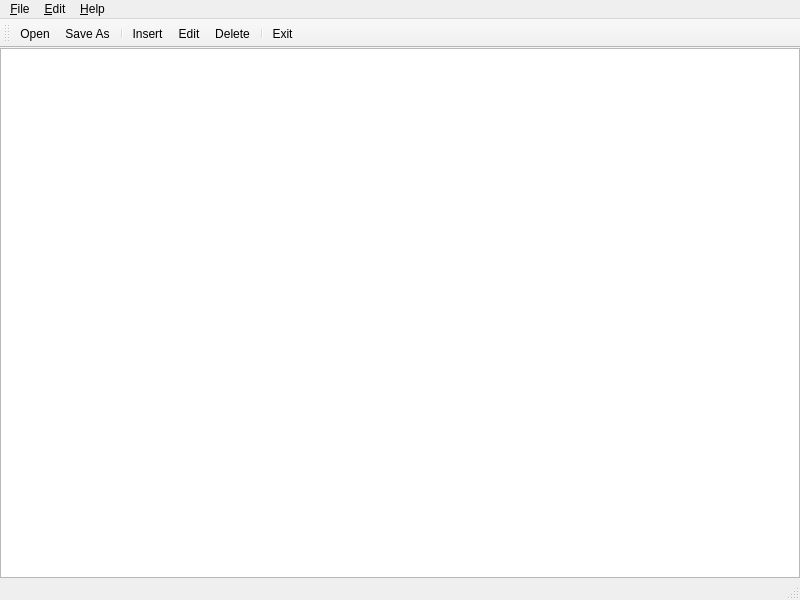
First picture: the form in dicomtreeQT5.ui, repository alanphys/DicomTreeQT5, before the edit.
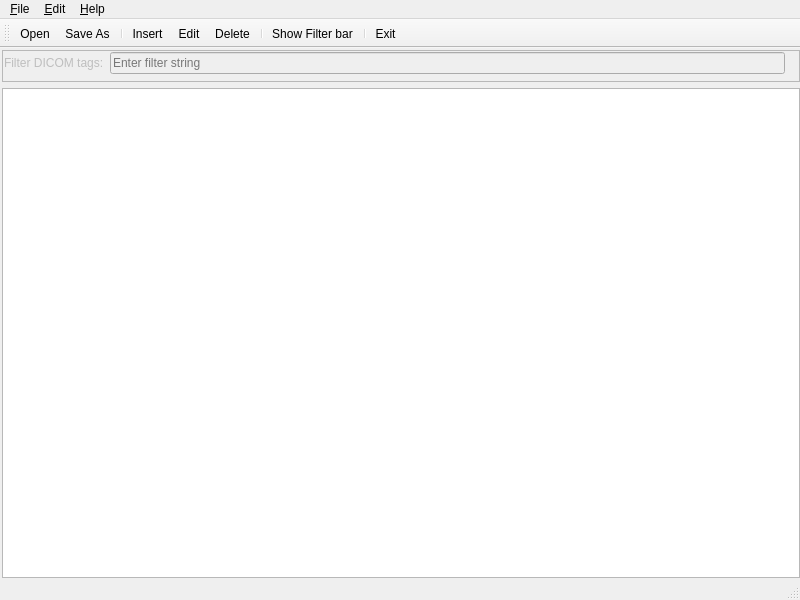
Second picture: the form after the edit. Icons and pictures are not drawn.

Diff of the .ui file:
```diff
--- a/dicomtreeQT5.ui
+++ b/dicomtreeQT5.ui
@@ -31,7 +31,84 @@
      <number>0</number>
     </property>
     <item row="0" column="0">
+     <layout class="QVBoxLayout" name="verticalLayout">
+      <property name="leftMargin">
+       <number>2</number>
+      </property>
+      <property name="topMargin">
+       <number>2</number>
+      </property>
+      <item>
+       <widget class="QFrame" name="fsearchbar">
+        <property name="enabled">
+         <bool>false</bool>
+        </property>
+        <property name="sizePolicy">
+         <sizepolicy hsizetype="Expanding" vsizetype="Fixed">
+          <horstretch>0</horstretch>
+          <verstretch>0</verstretch>
+         </sizepolicy>
+        </property>
+        <property name="minimumSize">
+         <size>
+          <width>0</width>
+          <height>32</height>
+         </size>
+        </property>
+        <property name="maximumSize">
+         <size>
+          <width>16777215</width>
+          <height>32</height>
+         </size>
+        </property>
+        <property name="frameShape">
+         <enum>QFrame::StyledPanel</enum>
+        </property>
+        <property name="frameShadow">
+         <enum>QFrame::Raised</enum>
+        </property>
+        <widget class="QWidget" name="">
+         <property name="geometry">
+          <rect>
+           <x>2</x>
+           <y>2</y>
+           <width>781</width>
+           <height>27</height>
+          </rect>
+         </property>
+         <layout class="QHBoxLayout" name="horizontalLayout" stretch="0,0">
+          <property name="sizeConstraint">
+           <enum>QLayout::SetMaximumSize</enum>
+          </property>
+          <item>
+           <widget class="QLabel" name="label">
+            <property name="text">
+             <string>Filter DICOM tags:</string>
+            </property>
+           </widget>
+          </item>
+          <item>
+           <widget class="QLineEdit" name="qle_filter_tag">
+            <property name="placeholderText">
+             <string>Enter filter string</string>
+            </property>
+            <property name="clearButtonEnabled">
+             <bool>true</bool>
+            </property>
+           </widget>
+          </item>
+         </layout>
+        </widget>
+       </widget>
+      </item>
+      <item>
      <widget class="QTreeView" name="treeView">
+        <property name="sizePolicy">
+         <sizepolicy hsizetype="Expanding" vsizetype="Expanding">
+          <horstretch>0</horstretch>
+          <verstretch>0</verstretch>
+         </sizepolicy>
+        </property>
       <property name="font">
        <font>
         <family>Monospace</family>
@@ -49,7 +126,15 @@
       <property name="defaultDropAction">
        <enum>Qt::CopyAction</enum>
       </property>
-     </widget>
+        <property name="alternatingRowColors">
+         <bool>false</bool>
+        </property>
+        <property name="selectionMode">
+         <enum>QAbstractItemView::MultiSelection</enum>
+        </property>
+       </widget>
+      </item>
+     </layout>
     </item>
    </layout>
   </widget>
@@ -114,6 +199,8 @@
    <addaction name="action_Edit"/>
    <addaction name="action_Delete"/>
    <addaction name="separator"/>
+   <addaction name="action_Find_tag"/>
+   <addaction name="separator"/>
    <addaction name="action_Exit"/>
   </widget>
   <action name="action_Open">
@@ -202,6 +289,42 @@
     <string>Delete DICOM tag</string>
    </property>
   </action>
+  <action name="actionSelect_All">
+   <property name="text">
+    <string>Select &amp;All</string>
+   </property>
+   <property name="toolTip">
+    <string>Select all tags</string>
+   </property>
+   <property name="shortcut">
+    <string>Ctrl+A</string>
+   </property>
+  </action>
+  <action name="action_Copy">
+   <property name="text">
+    <string>&amp;Copy</string>
+   </property>
+   <property name="toolTip">
+    <string>Copy</string>
+   </property>
+   <property name="shortcut">
+    <string>Ctrl+C</string>
+   </property>
+  </action>
+  <action name="actionClear_selection">
+   <property name="text">
+    <string>Clear selection</string>
+   </property>
+  </action>
+  <action name="action_Find_tag">
+   <property name="icon">
+    <iconset resource="dicomtreeQT5.qrc">
+     <normaloff>:/icons/Icons/search.xpm</normaloff>:/icons/Icons/search.xpm</iconset>
+   </property>
+   <property name="text">
+    <string>Show &amp;Filter bar</string>
+   </property>
+  </action>
  </widget>
  <resources>
   <include location="dicomtreeQT5.qrc"/>
```
Left out of the diff: 12 changed lines with no effect on the pictures. Lines whose indentation alone changed are shown as unchanged.
